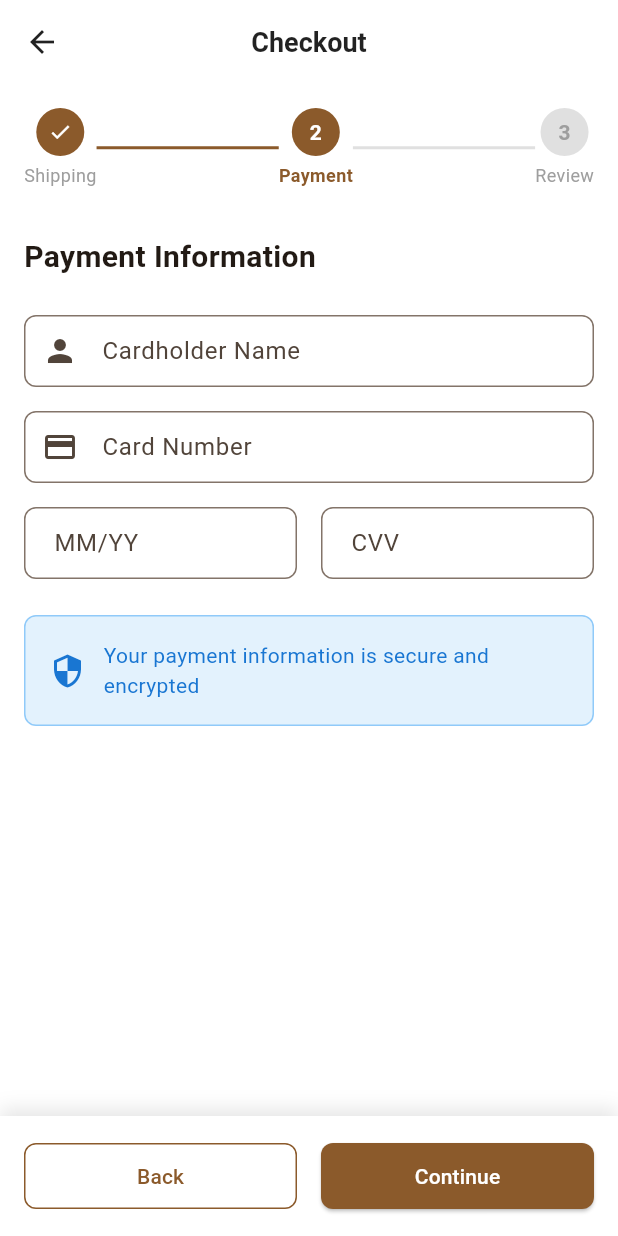
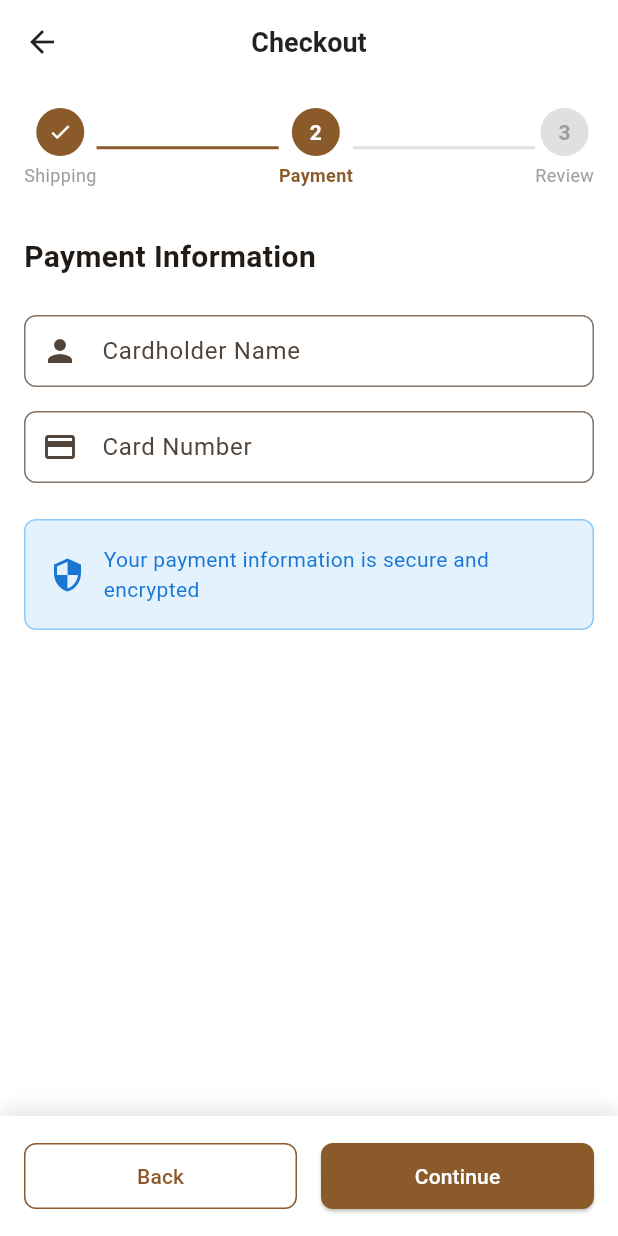
Before and after one commit to nazuhifu/responsi-pab, a Flutter app: the CheckoutScreen screen opened by its route, swiped to page 2, on a phone screen of 412 x 824 dp. Run offline on Flutter 3.47's test engine with Material 3 defaults, Android fonts, the phone set to English and light mode, and no system bars; our stand-ins replace carousel_slider, cloud_firestore, firebase_auth, firebase_core, flutter_rating_bar, shared_preferences; accounts and stored records are empty.

Commit message:
checkout cvv and mm/yy removed

```diff
--- a/lib/screens/cart/checkout_screen.dart
+++ b/lib/screens/cart/checkout_screen.dart
@@ -318,48 +318,6 @@ class _CheckoutScreenState extends State<CheckoutScreen> {
                 return null;
               },
             ),
-            const SizedBox(height: 16),
-            Row(
-              children: [
-                Expanded(
-                  child: TextFormField(
-                    controller: _expiryController,
-                    decoration: const InputDecoration(
-                      labelText: 'MM/YY',
-                      hintText: '12/25',
-                    ),
-                    keyboardType: TextInputType.number,
-                    validator: (value) {
-                      if (value == null || value.isEmpty) {
-                        return 'Please enter expiry date';
-                      }
-                      return null;
-                    },
-                  ),
-                ),
-                const SizedBox(width: 16),
-                Expanded(
-                  child: TextFormField(
-                    controller: _cvvController,
-                    decoration: const InputDecoration(
-                      labelText: 'CVV',
-                      hintText: '123',
-                    ),
-                    keyboardType: TextInputType.number,
-                    obscureText: true,
-                    validator: (value) {
-                      if (value == null || value.isEmpty) {
-                        return 'Please enter CVV';
-                      }
-                      if (value.length < 3) {
-                        return 'Please enter valid CVV';
-                      }
-                      return null;
-                    },
-                  ),
-                ),
-              ],
-            ),
             const SizedBox(height: 24),
             Container(
               padding: const EdgeInsets.all(16),
```
